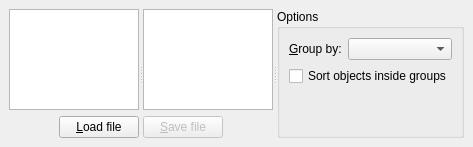
cerfical/FileProcessor, file ui/MainWindow.ui: the form before one commit.
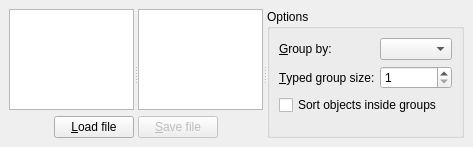
The form after the commit.

```diff
--- a/ui/MainWindow.ui
+++ b/ui/MainWindow.ui
@@ -130,6 +130,23 @@
           <item row="0" column="1">
            <widget class="QComboBox" name="groupPolicy"/>
           </item>
+          <item row="1" column="0">
+           <widget class="QLabel" name="label_2">
+            <property name="text">
+             <string>&amp;Typed group size:</string>
+            </property>
+            <property name="buddy">
+             <cstring>typedGroupSize</cstring>
+            </property>
+           </widget>
+          </item>
+          <item row="1" column="1">
+           <widget class="QSpinBox" name="typedGroupSize">
+            <property name="minimum">
+             <number>1</number>
+            </property>
+           </widget>
+          </item>
          </layout>
         </item>
         <item>
```
Left out of the diff: 19 changed lines with no effect on the pictures.
